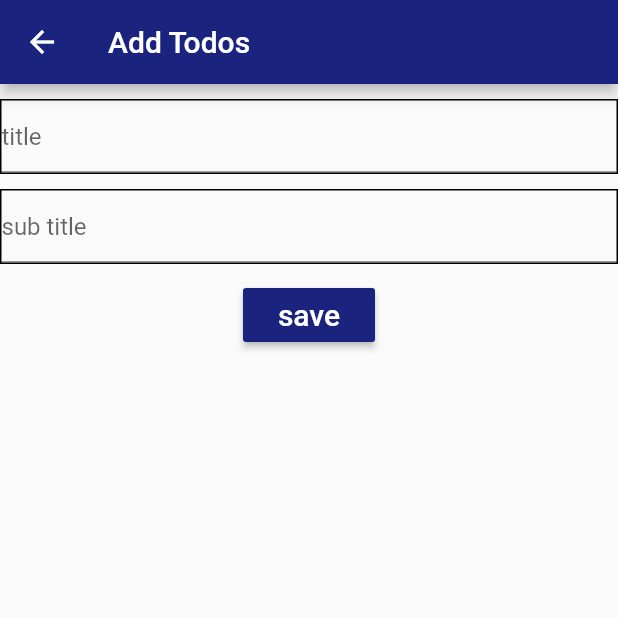
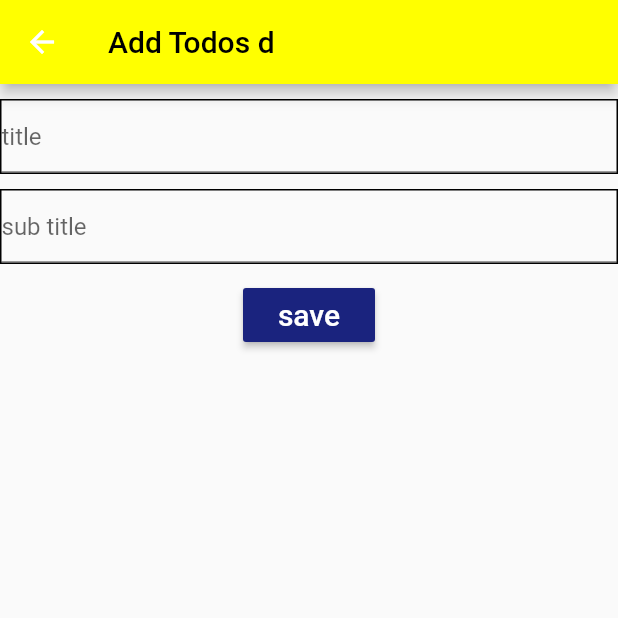
Before and after one commit to AhnAne007/flutter_firebase_projs, a Flutter app: the Home screen opened directly, after a tap on the "add" icon, on a phone screen of 412 x 824 dp, the top half of it. Run offline on Flutter 3.47's test engine with Material 2 defaults, Android fonts, the phone set to English and light mode, and no system bars; our stand-ins replace firebase_core, firebase_database; accounts and stored records are empty.

Commit message:
whole firebase projects

```diff
--- a/lib/addnote.dart
+++ b/lib/addnote.dart
@@ -27,8 +27,11 @@ class _addnoteState extends State<addnote> {
 
     return Scaffold(
       appBar: AppBar(
-        title: Text("Add Todos"),
-        backgroundColor: Colors.indigo[900],
+        title: Text("Add Todos d",
+          style: TextStyle(
+            color: Colors.black),
+        ),
+        backgroundColor: Colors.yellowAccent,
       ),
       body: Container(
         child: Column(
--- a/lib/main2.dart
+++ b/lib/main2.dart
@@ -50,7 +50,7 @@ class _HomeState extends State<Home> {
 
     return Scaffold(
       floatingActionButton: FloatingActionButton(
-        backgroundColor: Colors.redAccent[100],
+        backgroundColor: Colors.redAccent,
         onPressed: () {
           Navigator.pushReplacement(
             context,
```
